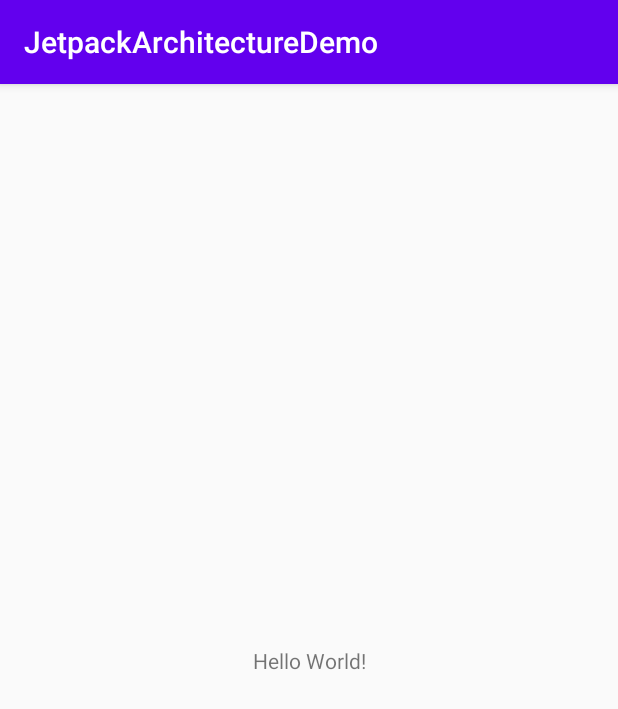
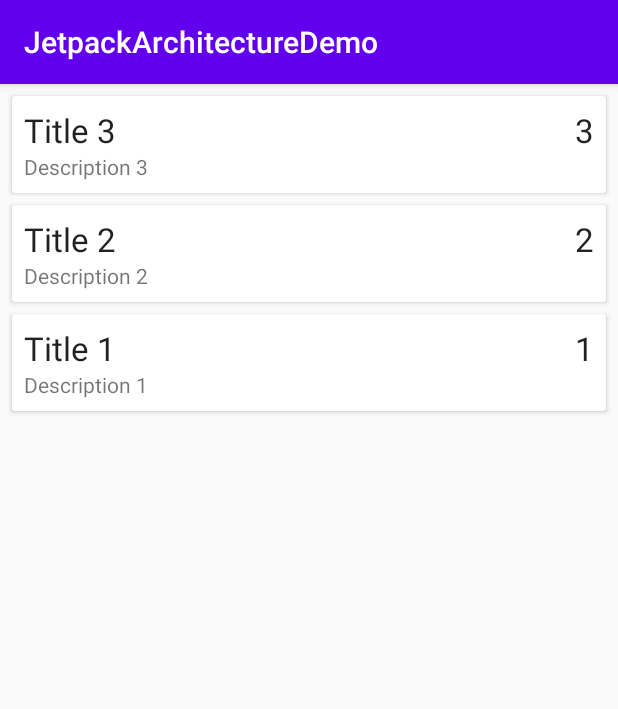
Before and after one commit to am-palmer/NoteApp-JetpackArchitecture, an Android app: the screen it shows after launch (MainActivity), on a phone screen of 412 x 824 dp. Shown: the top 709 px of the screen. Run offline under Robolectric (Android 15) with nearby library versions, the phone set to English and light mode, and no system bars; our stand-ins replace Room's generated code.

```diff
--- a/app/build.gradle
+++ b/app/build.gradle
@@ -46,8 +46,10 @@ dependencies {
     implementation 'androidx.core:core-ktx:1.2.0'
     implementation 'androidx.constraintlayout:constraintlayout:1.1.3'
     implementation "androidx.cardview:cardview:1.0.0"
+    implementation "androidx.coordinatorlayout:coordinatorlayout:1.1.0"
 
     testImplementation 'junit:junit:4.13'
     androidTestImplementation 'androidx.test.ext:junit:1.1.1'
     androidTestImplementation 'androidx.test.espresso:espresso-core:3.2.0'
+    implementation 'androidx.recyclerview:recyclerview:1.1.0'
 }
--- a/app/src/main/java/amichaelpalmer/kotlin/noteappjetpack/MainActivity.kt
+++ b/app/src/main/java/amichaelpalmer/kotlin/noteappjetpack/MainActivity.kt
@@ -1,5 +1,6 @@
 package amichaelpalmer.kotlin.noteappjetpack
 
+import amichaelpalmer.kotlin.noteappjetpack.data.Note
 import amichaelpalmer.kotlin.noteappjetpack.viewmodel.NoteViewModel
 import amichaelpalmer.kotlin.noteappjetpack.viewmodel.NoteViewModelFactory
 import androidx.appcompat.app.AppCompatActivity
@@ -7,6 +8,8 @@ import android.os.Bundle
 import android.util.Log
 import androidx.lifecycle.Observer
 import androidx.lifecycle.ViewModelProvider
+import androidx.recyclerview.widget.LinearLayoutManager
+import androidx.recyclerview.widget.RecyclerView
 import com.example.jetpackarchitecturedemo.R
 
 class MainActivity : AppCompatActivity() {
@@ -25,8 +28,15 @@ class MainActivity : AppCompatActivity() {
         super.onCreate(savedInstanceState)
         setContentView(R.layout.activity_main)
 
-        noteViewModel.getAllNotes.observe(this, Observer {
-            Log.d(TAG, ".observe -> onChanged starts")
+        val recyclerView: RecyclerView = findViewById(R.id.list_recycler_view)
+       // recyclerView.layoutManager = LinearLayoutManager(this)
+        recyclerView.setHasFixedSize(true) // Efficiency, true if we know the recyclerview size won't change
+        val adapter = NoteAdapter()
+        recyclerView.adapter = adapter
+
+        noteViewModel.getNoteList().observe(this, Observer<List<Note>> {
+            // Triggered every time there is a change to the LiveData
+            adapter.setNotes(it)
         })
     }
 
--- /dev/null
+++ b/app/src/main/java/amichaelpalmer/kotlin/noteappjetpack/NoteAdapter.kt
@@ -0,0 +1,48 @@
+package amichaelpalmer.kotlin.noteappjetpack
+
+import amichaelpalmer.kotlin.noteappjetpack.data.Note
+import android.view.LayoutInflater
+import android.view.View
+import android.view.ViewGroup
+import android.widget.TextView
+import androidx.recyclerview.widget.RecyclerView
+import com.example.jetpackarchitecturedemo.R
+
+class NoteAdapter : RecyclerView.Adapter<NoteAdapter.NoteViewHolder>() {
+    private var notes: List<Note> = ArrayList()
+
+
+    override fun onCreateViewHolder(parent: ViewGroup, viewType: Int): NoteViewHolder {
+        val itemView: View =
+            LayoutInflater.from(parent.context).inflate(R.layout.note_item, parent, false)
+        return NoteViewHolder(itemView)
+    }
+
+    override fun onBindViewHolder(holder: NoteViewHolder, position: Int) {
+        val currentNote: Note = notes.get(position)
+        holder.getTitle.text = currentNote.getTitle
+        holder.getDescription.text = currentNote.getDescription
+        holder.getPriority.text = currentNote.getPriority.toString()
+    }
+
+    override fun getItemCount(): Int {
+        return notes.size
+    }
+
+    public fun setNotes(notes: List<Note>){
+        this.notes = notes
+        notifyDataSetChanged()
+    }
+
+    inner class NoteViewHolder(view: View) : RecyclerView.ViewHolder(view) {
+        private val title: TextView = view.findViewById(R.id.text_view_title)
+        private val description: TextView = view.findViewById(R.id.text_view_description)
+        private val priority: TextView = view.findViewById(R.id.text_view_priority)
+
+        val getTitle get() = title
+        val getDescription get() = description
+        val getPriority get() = priority
+
+    }
+
+}
--- a/app/src/main/java/amichaelpalmer/kotlin/noteappjetpack/viewmodel/NoteViewModel.kt
+++ b/app/src/main/java/amichaelpalmer/kotlin/noteappjetpack/viewmodel/NoteViewModel.kt
@@ -4,6 +4,7 @@ import amichaelpalmer.kotlin.noteappjetpack.data.Note
 import amichaelpalmer.kotlin.noteappjetpack.data.NoteRepository
 import android.app.Application
 import androidx.lifecycle.AndroidViewModel
+import androidx.lifecycle.LiveData
 import androidx.lifecycle.ViewModel
 import androidx.lifecycle.ViewModelProvider
 
@@ -31,7 +32,9 @@ class NoteViewModel(application: Application) : AndroidViewModel(application) {
         repository.deleteAllNotes()
     }
 
-    val getAllNotes get() = allNotes
+    fun getNoteList(): LiveData<List<Note>>{
+        return allNotes
+    }
 
 }
 
--- a/app/src/main/res/layout/activity_main.xml
+++ b/app/src/main/res/layout/activity_main.xml
@@ -1,18 +1,16 @@
 <?xml version="1.0" encoding="utf-8"?>
-<androidx.constraintlayout.widget.ConstraintLayout xmlns:android="http://schemas.android.com/apk/res/android"
-    xmlns:app="http://schemas.android.com/apk/res-auto"
+<androidx.coordinatorlayout.widget.CoordinatorLayout xmlns:android="http://schemas.android.com/apk/res/android"
     xmlns:tools="http://schemas.android.com/tools"
     android:layout_width="match_parent"
     android:layout_height="match_parent"
+    xmlns:app="http://schemas.android.com/apk/res-auto"
     tools:context="amichaelpalmer.kotlin.noteappjetpack.MainActivity">
 
-    <TextView
-        android:layout_width="wrap_content"
-        android:layout_height="wrap_content"
-        android:text="Hello World!"
-        app:layout_constraintBottom_toBottomOf="parent"
-        app:layout_constraintLeft_toLeftOf="parent"
-        app:layout_constraintRight_toRightOf="parent"
-        app:layout_constraintTop_toTopOf="parent" />
+    <androidx.recyclerview.widget.RecyclerView
+        android:id="@+id/list_recycler_view"
+        android:layout_width="match_parent"
+        android:layout_height="match_parent"
+        tools:listitem="@layout/note_item"
+        app:layoutManager="androidx.recyclerview.widget.LinearLayoutManager" />
 
-</androidx.constraintlayout.widget.ConstraintLayout>
+</androidx.coordinatorlayout.widget.CoordinatorLayout>
```
